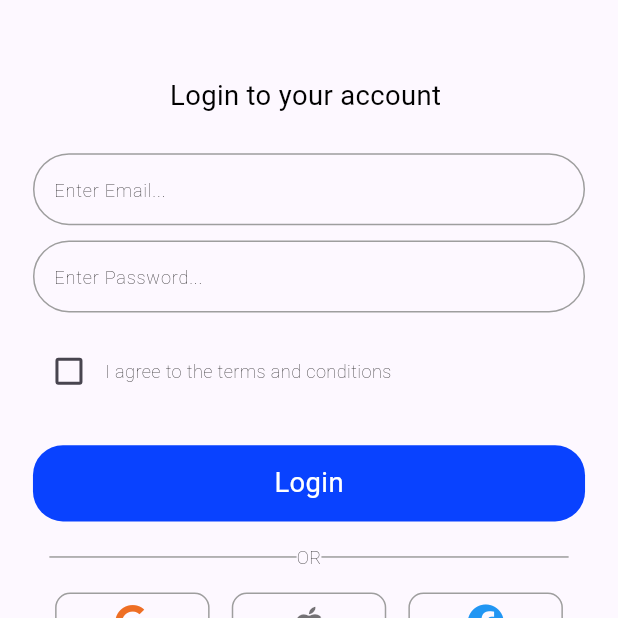
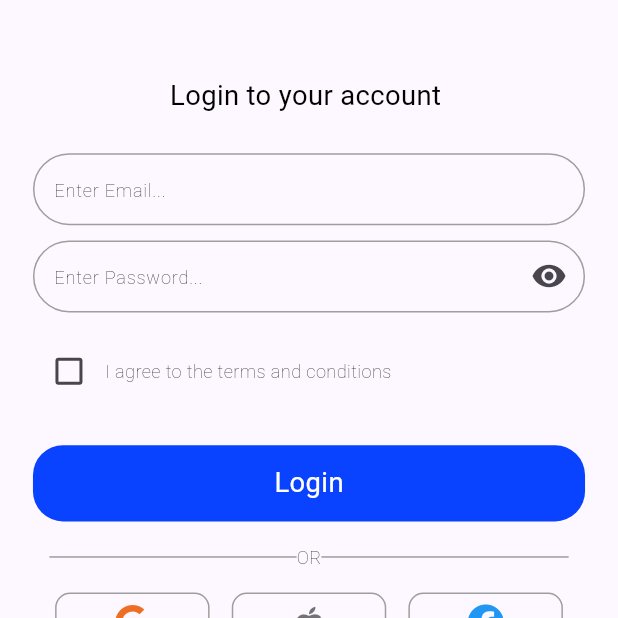
Before and after one commit to jayasaleh/todo-app, a Flutter app: the screen it shows after launch, on a phone screen of 412 x 824 dp, the top half of it. Run offline on Flutter 3.47's test engine with Material 3 defaults, Android fonts, the light colour scheme and no system bars; our stand-ins replace firebase_auth, firebase_core, flutter_riverpod, font_awesome_flutter, go_router, google_fonts and 1 more; accounts and stored records are empty; generated files the repository leaves out were written again.

Commit message:
fix(auth) login & register UI password, feat(main): UI Navbar & add task

```diff
--- a/lib/features/authentication/presentation/controllers/auth_controller.dart
+++ b/lib/features/authentication/presentation/controllers/auth_controller.dart
@@ -1,6 +1,5 @@
 import 'dart:async';
 
-import 'package:flutter_riverpod/flutter_riverpod.dart';
 import 'package:riverpod_annotation/riverpod_annotation.dart';
 import 'package:to_do/features/authentication/data/auth_repository.dart';
 
--- a/lib/features/authentication/presentation/screens/login_screen.dart
+++ b/lib/features/authentication/presentation/screens/login_screen.dart
@@ -21,6 +21,7 @@ class _LoginScreenState extends ConsumerState<LoginScreen> {
   final _passwordEditingController = TextEditingController();
 
   bool isChecked = false;
+  bool _obscurePassword = true;
 
   void _validateDetails() {
     String email = _emailEditingController.text.trim();
@@ -83,8 +84,20 @@ class _LoginScreenState extends ConsumerState<LoginScreen> {
                 CommonTextField(
                   hintText: 'Enter Password...',
                   textInputType: TextInputType.text,
-                  obscureText: true,
+                  obscureText: _obscurePassword,
                   controller: _passwordEditingController,
+                  suffixIcon: IconButton(
+                    icon: Icon(
+                      _obscurePassword
+                          ? Icons.visibility
+                          : Icons.visibility_off,
+                    ),
+                    onPressed: () {
+                      setState(() {
+                        _obscurePassword = !_obscurePassword;
+                      });
+                    },
+                  ),
                 ),
                 SizedBox(height: SizeConfig.getProportionateScreenHeight(15)),
                 Row(
--- a/lib/features/authentication/presentation/widgets/common_text_field.dart
+++ b/lib/features/authentication/presentation/widgets/common_text_field.dart
@@ -6,19 +6,22 @@ class CommonTextField extends StatelessWidget {
     super.key,
     required this.hintText,
     required this.textInputType,
-    this.obscureText,
-    this.controller,
+    this.obscureText = false, // Ubah dari bool? ke bool dengan default false
+    required this.controller, // Ubah dari optional ke required
+    this.suffixIcon,
   });
 
   final String hintText;
   final TextInputType textInputType;
-  final bool? obscureText;
-  final TextEditingController? controller;
+  final bool obscureText;
+  final TextEditingController controller;
+  final Widget? suffixIcon;
   @override
   Widget build(BuildContext context) {
     return TextFormField(
       keyboardType: textInputType,
       controller: controller,
+      obscureText: obscureText,
       decoration: InputDecoration(
         hintText: hintText,
         hintStyle: AppStyles.normalTextStyle,
@@ -35,6 +38,7 @@ class CommonTextField extends StatelessWidget {
           borderSide: const BorderSide(color: Colors.grey, width: 1.0),
         ),
         contentPadding: const EdgeInsets.symmetric(horizontal: 10.0),
+        suffixIcon: suffixIcon,
       ),
     );
   }
--- a/lib/main.dart
+++ b/lib/main.dart
@@ -21,16 +21,16 @@ class MyApp extends ConsumerWidget {
       debugShowCheckedModeBanner: false,
       theme: ThemeData(
         colorScheme: ColorScheme.fromSeed(
-          seedColor: const Color.fromARGB(255, 43, 1, 149),
+          seedColor: const Color.fromARGB(255, 37, 0, 132),
         ),
         appBarTheme: AppBarTheme().copyWith(
-          backgroundColor: const Color.fromARGB(255, 1, 19, 132),
+          backgroundColor: const Color.fromARGB(255, 36, 21, 251),
           centerTitle: true,
         ),
         bottomNavigationBarTheme: const BottomNavigationBarThemeData().copyWith(
-          backgroundColor: Colors.blue,
+          backgroundColor: const Color.fromARGB(255, 36, 21, 251),
           selectedItemColor: Colors.white,
-          unselectedItemColor: Colors.black,
+          unselectedItemColor: Colors.white70,
         ),
       ),
     );
--- a/lib/utils/app_styles.dart
+++ b/lib/utils/app_styles.dart
@@ -1,4 +1,3 @@
-import 'dart:ui';
 
 import 'package:flutter/material.dart';
 import 'package:google_fonts/google_fonts.dart';
```
Also changed, not shown: lib/features/authentication/presentation/screens/accounts_screen.dart (added, +11 -0 lines), lib/features/authentication/presentation/screens/register_screen.dart (+14 -2 lines), lib/features/task_management/presentation/screens/add_task_screens.dart (added, +96 -0 lines), lib/features/task_management/presentation/screens/all_task_screens.dart (added, +26 -0 lines), lib/features/task_management/presentation/screens/completed_task_screens.dart (added, +16 -0 lines), lib/features/task_management/presentation/screens/incomplete_task_screens.dart (added, +17 -0 lines), lib/features/task_management/presentation/screens/main_screen.dart (+71 -4 lines), lib/features/task_management/presentation/widgets/title_description.dart (added, +46 -0 lines).
